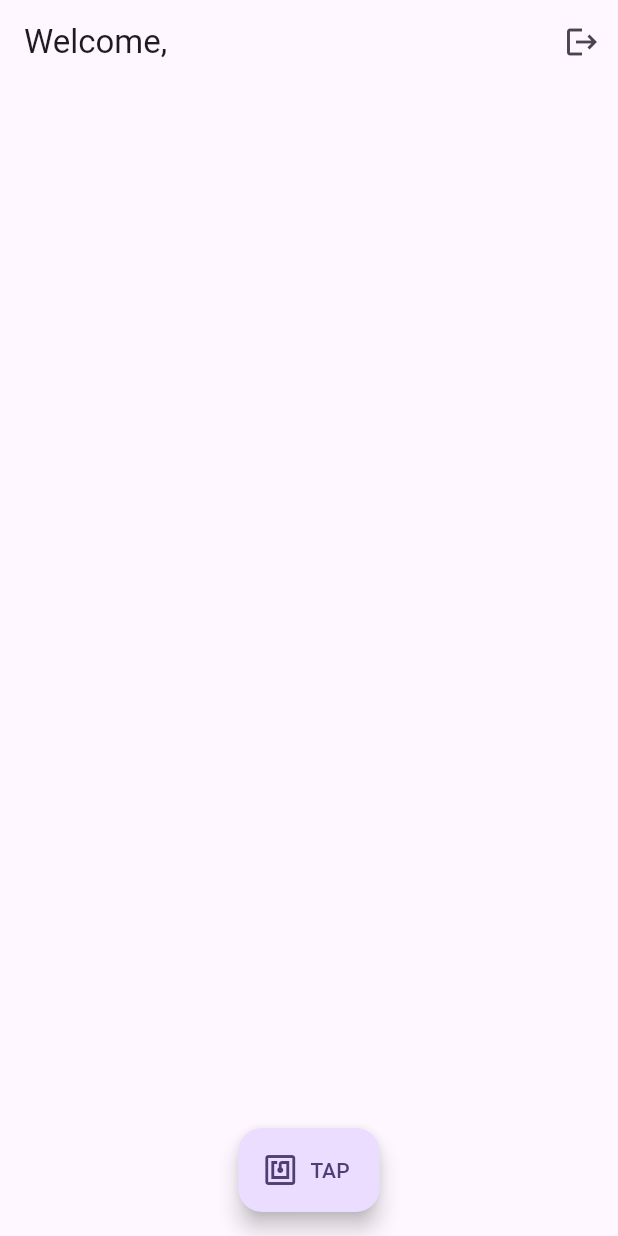
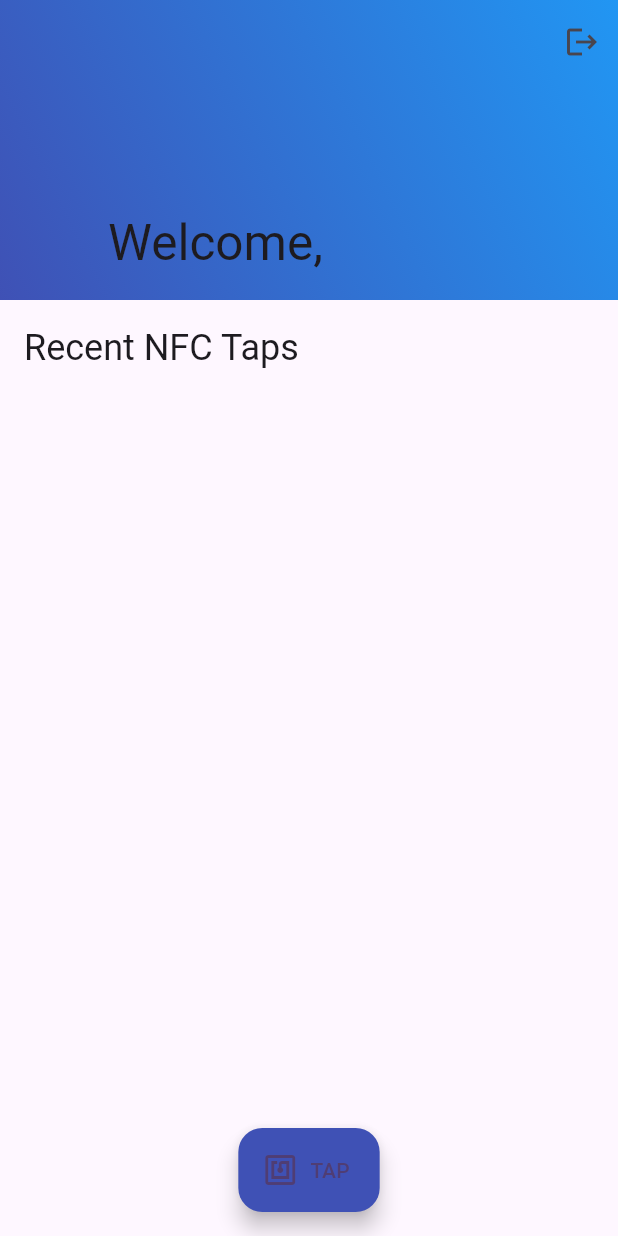
Before and after one commit to erdenebayrd/tap, a Flutter app: the screen it shows once a user with an empty profile is signed in, on a phone screen of 412 x 824 dp. Run offline on Flutter 3.47's test engine with Material 3 defaults, Android fonts, the phone set to English and light mode, and no system bars; our stand-ins replace cloud_firestore, cloud_functions, firebase_auth, firebase_core; missing offline and left inert: nfc_manager; accounts and stored records are empty; generated files the repository leaves out were written again.

Commit message:
add style

```diff
--- a/lib/home.dart
+++ b/lib/home.dart
@@ -4,6 +4,7 @@ import 'package:cloud_firestore/cloud_firestore.dart';
 import 'package:nfc_manager/nfc_manager.dart';
 import 'dart:io' show Platform;
 import 'login.dart';
+import 'package:intl/intl.dart';
 
 class HomePage extends StatefulWidget {
   final String studentEmail;
@@ -215,8 +216,24 @@ class _HomePageState extends State<HomePage> {
   @override
   Widget build(BuildContext context) {
     return Scaffold(
-      appBar: AppBar(
-        title: Text("Welcome, ${widget.studentEmail}"),
+      body: CustomScrollView(
+        slivers: <Widget>[
+          SliverAppBar(
+            expandedHeight: 200.0,
+            floating: false,
+            pinned: true,
+            flexibleSpace: FlexibleSpaceBar(
+              title: Text("Welcome, ${widget.studentEmail.split('@')[0]}"),
+              background: Container(
+                decoration: BoxDecoration(
+                  gradient: LinearGradient(
+                    begin: Alignment.topRight,
+                    end: Alignment.bottomLeft,
+                    colors: [Colors.blue, Colors.indigo],
+                  ),
+                ),
+              ),
+            ),
             actions: [
               IconButton(
                 icon: const Icon(Icons.logout),
@@ -225,18 +242,36 @@ class _HomePageState extends State<HomePage> {
               ),
             ],
           ),
-      body: Column(
-        children: [
-          Expanded(
-            child: ListView.builder(
-              itemCount: _tapHistory.length,
-              itemBuilder: (context, index) {
+          SliverToBoxAdapter(
+            child: Padding(
+              padding: const EdgeInsets.all(16.0),
+              child: Text(
+                'Recent NFC Taps',
+                style: Theme.of(context).textTheme.headlineSmall,
+              ),
+            ),
+          ),
+          SliverList(
+            delegate: SliverChildBuilderDelegate(
+              (BuildContext context, int index) {
                 final tap = _tapHistory[index];
-                return ListTile(
+                return Card(
+                  elevation: 2,
+                  margin:
+                      const EdgeInsets.symmetric(horizontal: 16, vertical: 8),
+                  child: ListTile(
+                    leading: CircleAvatar(
+                      backgroundColor: Colors.blue,
+                      child: Icon(Icons.nfc, color: Colors.white),
+                    ),
                     title: Text('Tag ID: ${tap['tagId']}'),
-                  subtitle: Text('Tapped on: ${tap['timestamp'].toString()}'),
+                    subtitle: Text(
+                        'Tapped on: ${DateFormat('MMM d, y HH:mm').format(tap['timestamp'])}'),
+                    trailing: Icon(Icons.chevron_right),
+                  ),
                 );
               },
+              childCount: _tapHistory.length,
             ),
           ),
         ],
@@ -245,6 +280,7 @@ class _HomePageState extends State<HomePage> {
         onPressed: () => _readNfc(context),
         label: const Text('TAP'),
         icon: const Icon(Icons.nfc),
+        backgroundColor: Colors.indigo,
       ),
       floatingActionButtonLocation: FloatingActionButtonLocation.centerFloat,
     );
--- a/pubspec.yaml
+++ b/pubspec.yaml
@@ -17,6 +17,7 @@ dependencies:
   cloud_functions: ^5.1.3
   nfc_manager: ^3.5.0
   cloud_firestore: ^5.4.4
+  intl: ^0.19.0
 
 dev_dependencies:
   flutter_test:
```
Also changed, not shown: pubspec.lock. Lines whose indentation alone changed are shown as unchanged.
